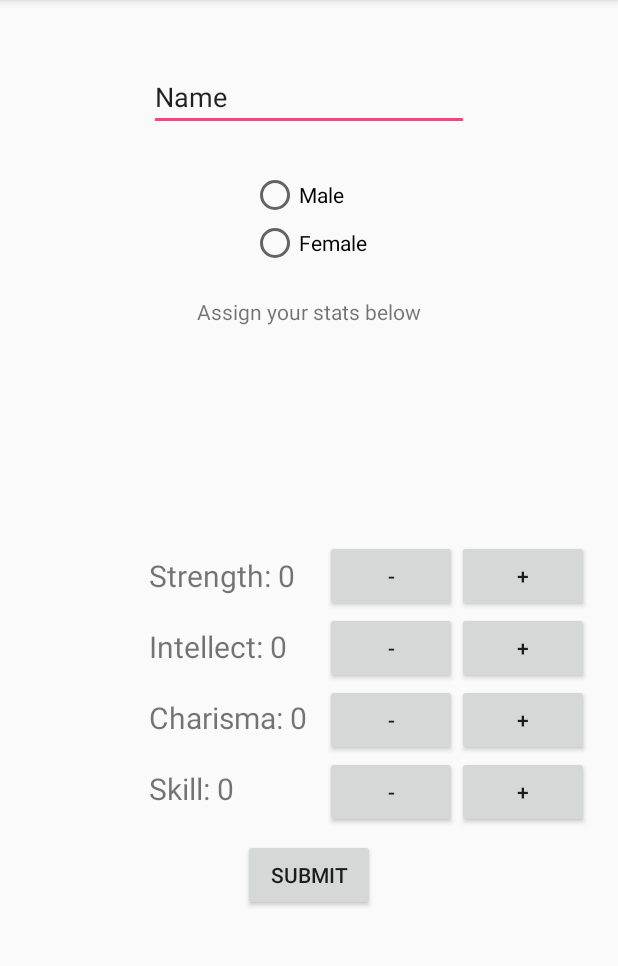
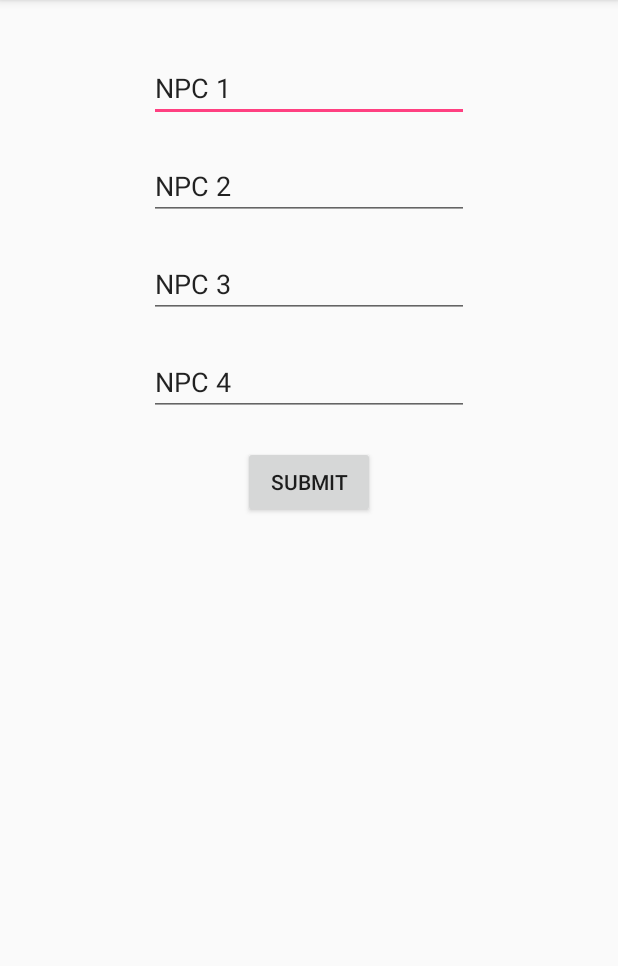
Before and after one commit to clickyclick/FriendshipRoyale, an Android app: the NewGameActivity screen opened directly, with no data from a screen before it, after a tap on "SUBMIT", on a phone screen of 412 x 824 dp, the part 84-1050 px from its top. Run offline under Robolectric (Android 15) with nearby library versions, the phone set to English and light mode, and no system bars; 2 other taps on this screen came first.

Commit message:
v0.1/added new NPC maker screen

```diff
--- a/app/src/main/AndroidManifest.xml
+++ b/app/src/main/AndroidManifest.xml
@@ -19,8 +19,9 @@
                 <category android:name="android.intent.category.LAUNCHER" />
             </intent-filter>
         </activity>
-        <activity android:name=".NewGameActivity"></activity>
-        <activity android:name=".IslandActivity"></activity>
+        <activity android:name=".NewGameActivity" />
+        <activity android:name=".IslandActivity" />
+        <activity android:name=".NPCCreationActivity"></activity>
     </application>
 
 </manifest>
--- /dev/null
+++ b/app/src/main/java/com/example/friendshiproyale/NPCCreationActivity.java
@@ -0,0 +1,36 @@
+package com.example.friendshiproyale;
+
+import android.content.Intent;
+import android.support.v7.app.AppCompatActivity;
+import android.os.Bundle;
+import android.view.View;
+import android.widget.TextView;
+
+public class NPCCreationActivity extends AppCompatActivity {
+    String npc1;
+    String npc2;
+    String npc3;
+    String npc4;
+
+
+    @Override
+    protected void onCreate(Bundle savedInstanceState) {
+        super.onCreate(savedInstanceState);
+        setContentView(R.layout.activity_npccreation);
+    }
+
+    public void submit(View v) {
+        npc1 = ((TextView) findViewById(R.id.NPC1)).getText().toString();
+        npc2 = ((TextView) findViewById(R.id.NPC2)).getText().toString();
+        npc3 = ((TextView) findViewById(R.id.NPC3)).getText().toString();
+        npc4 = ((TextView) findViewById(R.id.NPC4)).getText().toString();
+
+        NPCManager.addNPC(npc1);
+        NPCManager.addNPC(npc2);
+        NPCManager.addNPC(npc3);
+        NPCManager.addNPC(npc4);
+
+        //game loop
+        startActivity(new Intent(this, IslandActivity.class));
+    }
+}
--- a/app/src/main/java/com/example/friendshiproyale/NewGameActivity.java
+++ b/app/src/main/java/com/example/friendshiproyale/NewGameActivity.java
@@ -6,9 +6,14 @@ import android.os.Bundle;
 import android.support.v7.app.AppCompatActivity;
 import android.os.Bundle;
 import android.view.View;
+import android.widget.Button;
+import android.widget.CheckBox;
+import android.widget.RadioButton;
 import android.widget.TextView;
 
 public class NewGameActivity extends AppCompatActivity {
+    String name;
+    boolean gender;
     int str=0;
     int itt=0;
     int chr=0;
@@ -78,11 +83,22 @@ public class NewGameActivity extends AppCompatActivity {
 
     }
 
+    public void updateGender(View view){
+        boolean isMaleChecked = ((RadioButton) findViewById(R.id.radioMale)).isChecked();
+        boolean isFemaleChecked = ((RadioButton) findViewById(R.id.radioFemale)).isChecked();
+
+        if (isMaleChecked){
+            gender = true;
+        }else if (isFemaleChecked) {
+            gender = false;
+        }
+    }
+
     public void submit(View v) {
+        name = ((TextView) findViewById(R.id.nameText)).getText().toString();
+        PlayerManager.createPlayer(name, gender, str, itt, chr, skl);
 
-
-
-        //game loop activity
-        startActivity(new Intent(this, NewGameActivity.class));
+        //game NPC creation
+        startActivity(new Intent(this, NPCCreationActivity.class));
     }
 }
--- a/app/src/main/java/com/example/friendshiproyale/Player.java
+++ b/app/src/main/java/com/example/friendshiproyale/Player.java
@@ -3,7 +3,7 @@ package com.example.friendshiproyale;
 public class Player extends Human {
 
     Player(String name, boolean gender, int strength, int intellect, int charisma, int skill){
-        super(name,gender, strength, intellect, charisma, skill);
+        super(name, gender, strength, intellect, charisma, skill);
     }
 
 
--- a/app/src/main/java/com/example/friendshiproyale/PlayerManager.java
+++ b/app/src/main/java/com/example/friendshiproyale/PlayerManager.java
@@ -1,12 +1,15 @@
 package com.example.friendshiproyale;
 
 public class PlayerManager {
-    public static Player player;
+    private static Player player;
 
     public static void createPlayer(String name, boolean gender, int strength, int intellect, int charisma, int skill){
         player= new Player(name, gender, strength, intellect, charisma, skill);
     }
 
+    public static Player getPlayer(){
+        return player;
+    }
 
 
 }
--- a/app/src/main/res/layout/activity_main.xml
+++ b/app/src/main/res/layout/activity_main.xml
@@ -21,11 +21,11 @@
         android:text="@string/newGame"
         android:layout_width="wrap_content"
         android:layout_height="wrap_content"
-        android:layout_above="@+id/buttonAbout"
+        android:layout_above="@+id/buttonSubmit"
         android:layout_centerHorizontal="true" />
 
     <Button
-        android:id="@+id/buttonAbout"
+        android:id="@+id/buttonSubmit"
         android:text= "@string/about"
         android:layout_width="wrap_content"
         android:layout_height="wrap_content"
--- a/app/src/main/res/layout/activity_new_game.xml
+++ b/app/src/main/res/layout/activity_new_game.xml
@@ -35,13 +35,15 @@
             android:layout_width="wrap_content"
             android:layout_height="wrap_content"
             android:layout_weight="1"
-            android:text="Male" />
+            android:onClick="updateGender"
+        android:text="Male" />
 
         <RadioButton
             android:id="@+id/radioFemale"
             android:layout_width="wrap_content"
             android:layout_height="wrap_content"
             android:layout_weight="1"
+            android:onClick="updateGender"
             android:text="Female" />
     </RadioGroup>
 
@@ -185,7 +187,7 @@
 
 
     <Button
-        android:id="@+id/buttonAbout"
+        android:id="@+id/buttonSubmit"
         android:layout_width="wrap_content"
         android:layout_height="wrap_content"
         android:layout_centerHorizontal="true"
--- /dev/null
+++ b/app/src/main/res/layout/activity_npccreation.xml
@@ -0,0 +1,64 @@
+<?xml version="1.0" encoding="utf-8"?>
+<RelativeLayout xmlns:android="http://schemas.android.com/apk/res/android"
+    xmlns:tools="http://schemas.android.com/tools"
+    android:layout_width="match_parent"
+    android:layout_height="match_parent"
+    android:paddingBottom="@dimen/activity_vertical_margin"
+    android:paddingLeft="@dimen/activity_horizontal_margin"
+    android:paddingRight="@dimen/activity_horizontal_margin"
+    android:paddingTop="@dimen/activity_vertical_margin">
+
+
+    <EditText
+        android:id="@+id/NPC1"
+        android:layout_width="wrap_content"
+        android:layout_height="wrap_content"
+        android:ems="10"
+        android:inputType="textPersonName"
+        android:text="NPC 1"
+        android:layout_marginTop="20dp"
+        android:layout_centerHorizontal="true"
+    />
+    <EditText
+        android:id="@+id/NPC2"
+        android:layout_width="wrap_content"
+        android:layout_height="wrap_content"
+        android:ems="10"
+        android:inputType="textPersonName"
+        android:text="NPC 2"
+        android:layout_below="@+id/NPC1"
+        android:layout_marginTop="20dp"
+        android:layout_centerHorizontal="true"
+        />
+    <EditText
+        android:id="@+id/NPC3"
+        android:layout_width="wrap_content"
+        android:layout_height="wrap_content"
+        android:ems="10"
+        android:inputType="textPersonName"
+        android:text="NPC 3"
+        android:layout_below="@+id/NPC2"
+        android:layout_marginTop="20dp"
+        android:layout_centerHorizontal="true"
+        />
+    <EditText
+        android:id="@+id/NPC4"
+        android:layout_width="wrap_content"
+        android:layout_height="wrap_content"
+        android:ems="10"
+        android:inputType="textPersonName"
+        android:text="NPC 4"
+        android:layout_below="@+id/NPC3"
+        android:layout_marginTop="20dp"
+        android:layout_centerHorizontal="true"
+        />
+    <Button
+        android:id="@+id/buttonSubmit"
+        android:layout_width="wrap_content"
+        android:layout_height="wrap_content"
+        android:layout_centerHorizontal="true"
+        android:layout_below="@id/NPC4"
+        android:layout_marginTop="20dp"
+        android:onClick="submit"
+        android:text="@string/submit" />
+</RelativeLayout>
```
Also changed, not shown: app/src/main/java/com/example/friendshiproyale/NPCManager.java (+21 -1 lines).
